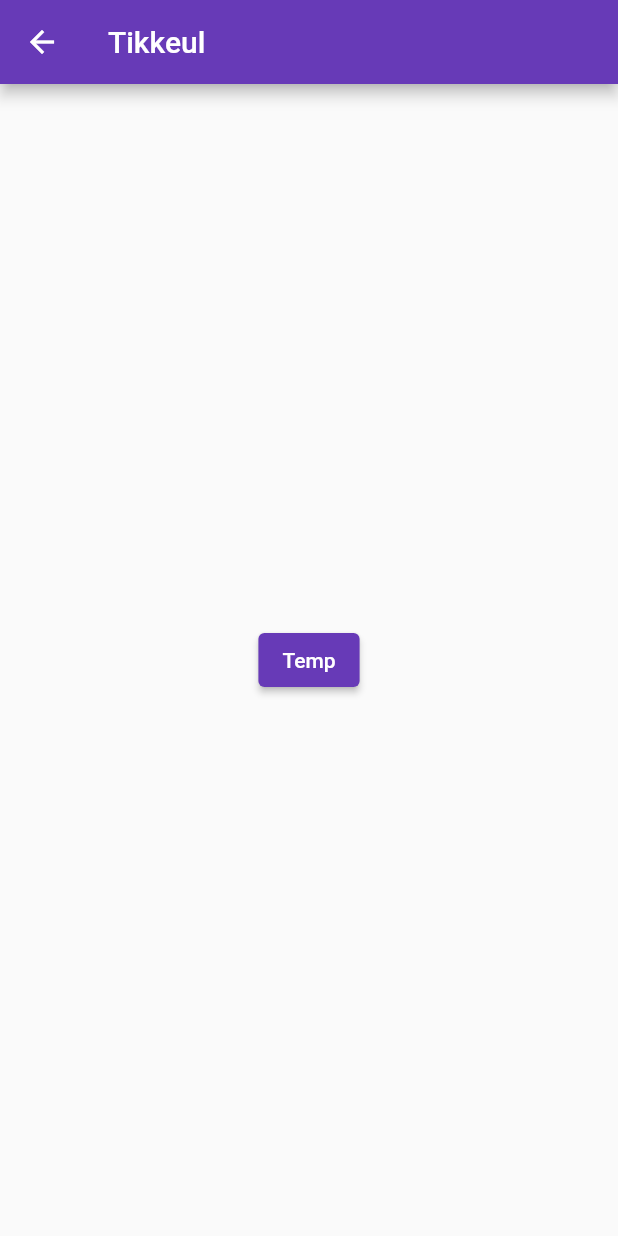
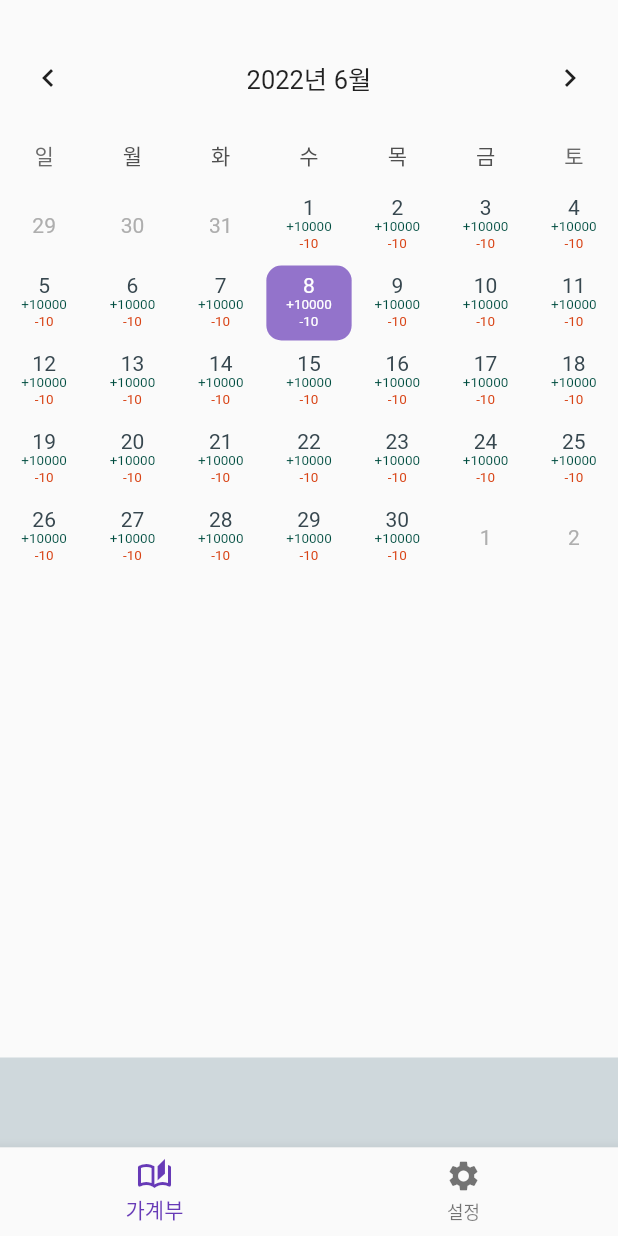
Before and after one commit to JIHEE3/tikkeul_front_end_flutter, a Flutter app: the Home screen opened by its route, on a phone screen of 412 x 824 dp. Run offline on Flutter 3.47's test engine with Material 2 defaults, Android fonts, the phone set to English and light mode, and no system bars; drawn by our look-alikes of table_calendar; our stand-ins replace dio, flutter_secure_storage, image_picker; accounts and stored records are empty.

Commit message:
메인 공통 레이아웃 컴포넌트 추가, 가계부 화면, 설정화면 추가

```diff
--- /dev/null
+++ b/lib/pages/account_book.dart
@@ -0,0 +1,141 @@
+import 'package:flutter/material.dart';
+import 'package:table_calendar/table_calendar.dart';
+import 'package:tikkeul/templates/main_layout.dart';
+
+class AccountBook extends StatefulWidget {
+  const AccountBook({Key? key}) : super(key: key);
+
+  @override
+  State<AccountBook> createState() => _AccountBookState();
+}
+
+class _AccountBookState extends State<AccountBook> {
+  DateTime? _selectedDay;
+  DateTime _focusedDay = DateTime.now();
+
+  final Map<DateTime, List> _events = {
+    DateTime(2022, 5, 1): ['Event 1'],
+    DateTime(2022, 5, 3): ['Event 1'],
+    DateTime(2022, 5, 17): ['Event 1'],
+    DateTime(2022, 5, 21): ['Event 1'],
+    DateTime(2022, 5, 28): ['Event 1'],
+    DateTime(2022, 5, 31): ['Event 1'],
+  };
+
+  Widget _dayBuilder(context, DateTime day, focusedDay) {
+    final text = day.day.toString();
+    var result = _events[DateTime(
+          day.year,
+          day.month,
+          day.day,
+        )] ??
+        [];
+
+    final now = DateTime.now();
+    var isToday = false;
+    var isSelectedDay = false;
+    Color? dayTextColor = Colors.blueGrey[800];
+    Color? inputTextColor = Colors.teal[900];
+    Color? outputTextColor = Colors.deepOrange[800];
+
+    if ((now.year == day.year &&
+        now.month == day.month &&
+        now.day == day.day)) {
+      isToday = true;
+    }
+    if ((_selectedDay != null &&
+        _selectedDay?.year == day.year &&
+        _selectedDay?.month == day.month &&
+        _selectedDay?.day == day.day)) {
+      isSelectedDay = true;
+    }
+    if (isToday || isSelectedDay) {
+      dayTextColor = Colors.white;
+      inputTextColor = Colors.white;
+      outputTextColor = Colors.white;
+    }
+
+    final dayWidget = Column(
+      children: [
+        Text(
+          text,
+          style: TextStyle(
+            color: dayTextColor,
+          ),
+        ),
+        Text(
+          '+10000',
+          style: TextStyle(
+            fontSize: 9,
+            color: inputTextColor,
+          ),
+        ),
+        Text(
+          '-10',
+          style: TextStyle(
+            fontSize: 9,
+            color: outputTextColor,
+          ),
+        ),
+      ],
+    );
+
+    return Container(
+      padding: EdgeInsets.all(5),
+      margin: EdgeInsets.all(1),
+      decoration: BoxDecoration(
+        borderRadius: BorderRadius.circular(10),
+        color: isSelectedDay
+            ? Theme.of(context).colorScheme.secondary
+            : isToday
+                ? Theme.of(context).colorScheme.primary.withOpacity(0.7)
+                : null,
+      ),
+      child: dayWidget,
+    );
+  }
+
+  @override
+  Widget build(BuildContext context) {
+    return MainLayout(
+      childrenWidget: Container(
+        child: TableCalendar(
+          locale: 'ko-KR',
+          firstDay: DateTime.utc(2010, 01, 01),
+          lastDay: DateTime.utc(2030, 12, 23),
+          focusedDay: _focusedDay,
+          // focusedDay: DateTime.now(),
+          headerStyle: HeaderStyle(
+            // headerMargin:
+            // EdgeInsets.only(left: 40, top: 10, right: 40, bottom: 10),
+            titleCentered: true,
+            formatButtonVisible: false,
+          ),
+          calendarStyle: CalendarStyle(
+            weekendTextStyle: TextStyle().copyWith(color: Colors.pink),
+            holidayTextStyle: TextStyle().copyWith(color: Colors.pink),
+          ),
+          daysOfWeekHeight: 40,
+          selectedDayPredicate: (day) {
+            return (isSameDay(_selectedDay, day));
+          },
+          onDaySelected: (selectedDay, focusedDay) {
+            if (!isSameDay(_selectedDay, selectedDay) &&
+                // 이전달, 다음달 날짜 선택되지 않도록
+                (selectedDay.month == focusedDay.month)) {
+              setState(() {
+                _selectedDay = selectedDay;
+                _focusedDay = focusedDay;
+              });
+            }
+          },
+          calendarBuilders: CalendarBuilders(
+            defaultBuilder: _dayBuilder,
+            todayBuilder: _dayBuilder,
+            selectedBuilder: _dayBuilder,
+          ),
+        ),
+      ),
+    );
+  }
+}
--- a/lib/pages/home.dart
+++ b/lib/pages/home.dart
@@ -1,4 +1,6 @@
 import 'package:flutter/material.dart';
+import 'package:tikkeul/pages/account_book.dart';
+import 'package:tikkeul/pages/settings.dart';
 
 class Home extends StatefulWidget {
   const Home({Key? key}) : super(key: key);
@@ -8,20 +10,36 @@ class Home extends StatefulWidget {
 }
 
 class _HomeState extends State<Home> {
+  var _selectedIndex = 0;
+  var _pages = [
+    AccountBook(),
+    Settings(),
+  ];
+
   @override
   Widget build(BuildContext context) {
     return Scaffold(
-      appBar: AppBar(
-        title: Text('Tikkeul'),
-      ),
-      body: Center(
-        child: ElevatedButton(
-          child: Text('Temp'),
-          onPressed: () {
-            // Named route를 사용하여 두 번째 화면으로 전환합니다.
-            Navigator.pushNamed(context, '/signIn');
-          },
-        ),
+      body: _pages[_selectedIndex],
+      bottomNavigationBar: BottomNavigationBar(
+        onTap: (index) {
+          setState(() {
+            _selectedIndex = index;
+          });
+        },
+        currentIndex: _selectedIndex,
+        items: [
+          BottomNavigationBarItem(
+              label: '가계부',
+              icon: Icon(
+                Icons.auto_stories_outlined,
+              )),
+          BottomNavigationBarItem(
+            label: '설정',
+            icon: Icon(
+              Icons.settings,
+            ),
+          ),
+        ],
       ),
     );
   }
--- /dev/null
+++ b/lib/pages/settings.dart
@@ -0,0 +1,15 @@
+import 'package:flutter/material.dart';
+
+class Settings extends StatelessWidget {
+  const Settings({Key? key}) : super(key: key);
+
+  @override
+  Widget build(BuildContext context) {
+    return Container(
+      child: Text(
+        '설정',
+        style: TextStyle(fontSize: 40),
+      ),
+    );
+  }
+}
--- /dev/null
+++ b/lib/templates/main_layout.dart
@@ -0,0 +1,33 @@
+import 'package:flutter/material.dart';
+
+class MainLayout extends StatelessWidget {
+  final Widget childrenWidget;
+
+  const MainLayout({
+    Key? key,
+    required this.childrenWidget,
+  }) : super(key: key);
+
+  @override
+  Widget build(BuildContext context) {
+    return Column(
+      children: [
+        SizedBox(
+          height: 20,
+        ),
+        Expanded(
+          child: childrenWidget,
+        ),
+        SizedBox(
+          height: 60,
+          width: double.infinity,
+          child: DecoratedBox(
+            decoration: BoxDecoration(
+              color: Colors.blueGrey[100],
+            ),
+          ),
+        )
+      ],
+    );
+  }
+}
```
